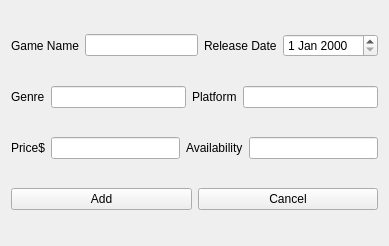
First picture: the form in 1.ui, repository XiaoshuaiGeng/Gameshop-GSMS, before the edit.
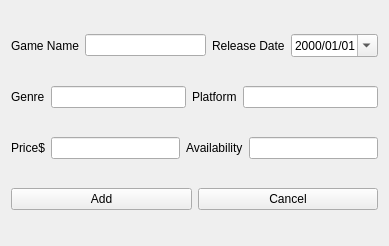
Second picture: the form after the edit.

Patch:
```diff
--- a/1.ui
+++ b/1.ui
@@ -40,7 +40,17 @@
         </widget>
        </item>
        <item>
-        <widget class="QDateEdit" name="releaseDate"/>
+        <widget class="QDateEdit" name="releaseDate">
+         <property name="currentSection">
+          <enum>QDateTimeEdit::DaySection</enum>
+         </property>
+         <property name="displayFormat">
+          <string>yyyy/MM/dd</string>
+         </property>
+         <property name="calendarPopup">
+          <bool>true</bool>
+         </property>
+        </widget>
        </item>
       </layout>
      </item>
```
